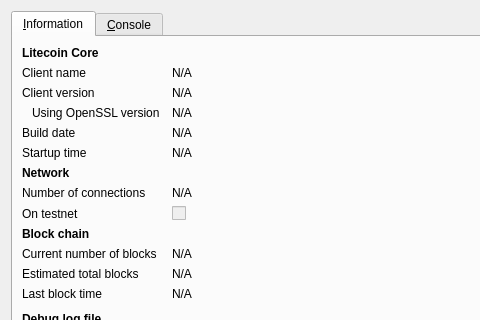
Above: src/qt/forms/rpcconsole.ui from CJClaude/yaccoin before the change; both pictures show x 0 to 480 and y 0 to 320 of the 740 by 450 pixel window. Below: the same form after it.
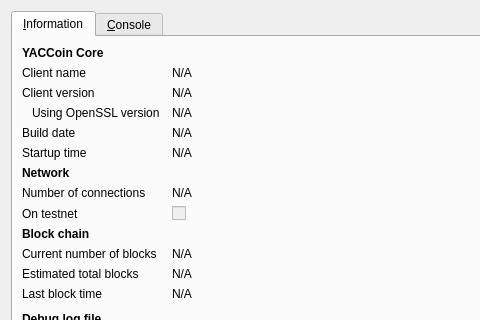
That is the form after the change. Icons and pictures are not drawn.

```diff
--- a/src/qt/forms/rpcconsole.ui
+++ b/src/qt/forms/rpcconsole.ui
@@ -36,7 +36,7 @@
           </font>
          </property>
          <property name="text">
-          <string>Litecoin Core</string>
+          <string>YACCoin Core</string>
          </property>
         </widget>
        </item>
```
Left out of the diff: 6 changed lines with no effect on the pictures.
